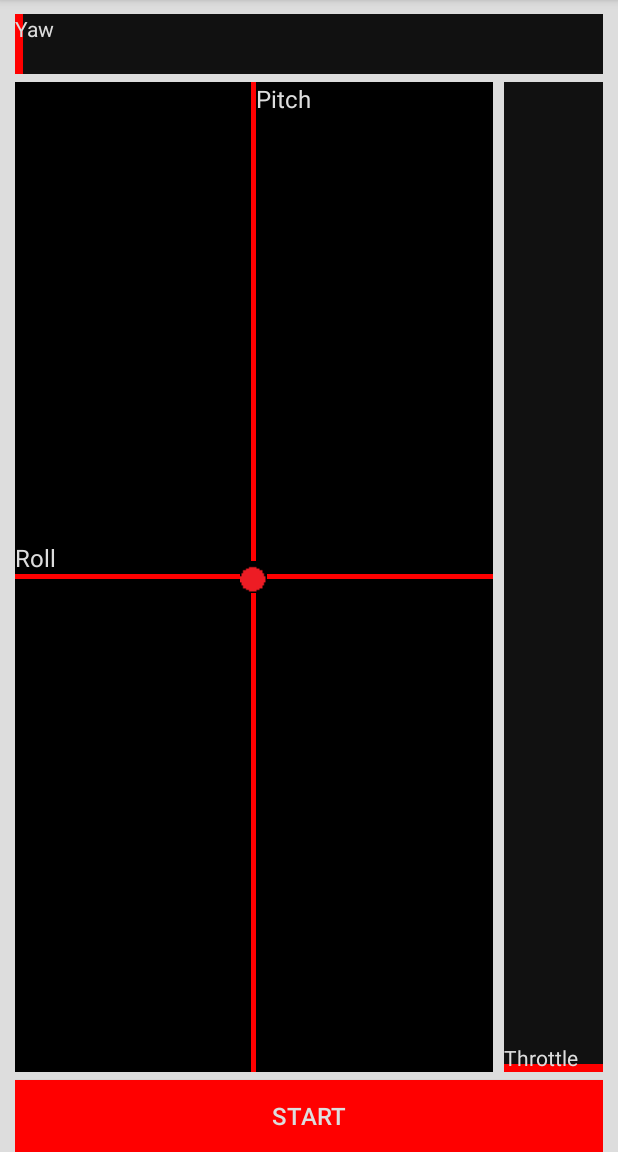
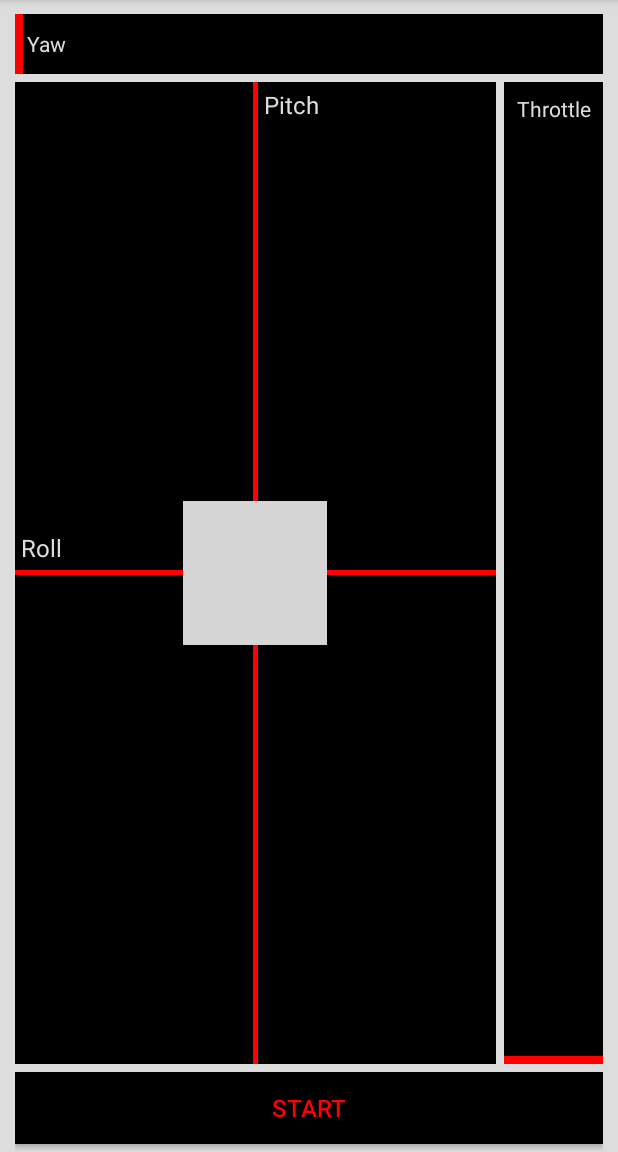
Before and after one commit to raiaan/PlaneGUI, an Android app: the screen it shows after launch (MainActivity), on a phone screen of 412 x 824 dp, the part 84-1236 px from its top. Run offline under Robolectric (Android 15) with nearby library versions, the phone set to English and light mode, and no system bars; libraries missing offline, so code that uses them is left out: com.felhr.usbserial; grey boxes are pictures that could not be loaded.

Commit message:
improving3

```diff
--- a/app/src/main/res/layout/content_main.xml
+++ b/app/src/main/res/layout/content_main.xml
@@ -24,23 +24,42 @@
                 android:orientation="horizontal"
                 android:layout_weight="1"
                 >
+
                 <RelativeLayout
+                    android:id="@+id/YawContainer"
                     android:layout_width="0dp"
                     android:layout_height="40dp"
                     android:layout_weight="1"
-                    android:id="@+id/YawContainer"
-                    android:background="#111">
+                    android:background="#000">
+
                     <View
+                        android:id="@+id/yawContent"
                         android:layout_width="5dp"
                         android:layout_height="match_parent"
                         android:layout_alignParentBottom="true"
-                        android:background="#FF0000"
-                        android:id="@+id/yawContent"/>
-                    <TextView android:layout_width="wrap_content"
+                        android:background="#FF0000" />
+
+                    <TextView
+                        android:id="@+id/yawValue"
+                        android:layout_width="match_parent"
                         android:layout_height="wrap_content"
+                        android:layout_centerVertical="true"
+                        android:layout_marginLeft="4dp"
+                        android:layout_marginRight="4dp"
+                        android:paddingLeft="4dp"
+                        android:paddingRight="4dp"
                         android:text="Yaw"
                         android:textColor="@color/lightGrey"
-                        android:id="@+id/yawValue"/>
+                        android:textSize="14sp" />
+
+                    <TextView
+                        android:id="@+id/textView"
+                        android:layout_width="wrap_content"
+                        android:layout_height="wrap_content"
+                        android:layout_centerVertical="true"
+                        android:layout_marginStart="37dp"
+                        android:layout_toEndOf="@+id/yawValue"
+                        android:text="gravity=&quot;center&quot;" />
                 </RelativeLayout>
             </LinearLayout>
         </TableRow>
@@ -54,14 +73,15 @@
                 android:id="@+id/rollAndPitch"
                 android:background="@color/black"
                 android:layout_marginTop="5dp"
-                android:layout_marginRight="2dp"
                 android:layout_weight="9">
                 <TextView
                     android:layout_width="wrap_content"
                     android:layout_height="wrap_content"
                     android:textColor="@color/lightGrey"
                     android:text="@string/roll"
-                    android:textSize="@dimen/roll_and_pitch_text_size"
+                    android:textSize="16sp"
+                    android:layout_marginBottom="4dp"
+                    android:paddingLeft="4dp"
                     android:layout_centerInParent="true"
                     android:layout_above="@+id/xAxis"
                     android:id="@+id/roll"
@@ -79,7 +99,9 @@
                     android:layout_toRightOf="@+id/yAxis"
                     android:id="@+id/pitch"
                     android:layout_centerInParent="true"
-                    android:textSize="@dimen/roll_and_pitch_text_size"
+                    android:textSize="16sp"
+                    android:paddingTop="4sp"
+                    android:layout_marginLeft="4dp"
                     android:textColor="@color/lightGrey"
                     android:text="@string/pitch"/>
                 <View
@@ -92,7 +114,7 @@
                     android:layout_width="wrap_content"
                     android:layout_height="wrap_content"
                     android:layout_centerInParent="true"
-                    android:src="@drawable/circle"
+                    android:src="@drawable/c"
                     android:id="@+id/point"/>
             </RelativeLayout>
             <LinearLayout
@@ -105,7 +127,7 @@
                     android:layout_marginTop="5dp"
                     android:layout_height="match_parent"
                     android:id="@+id/throttleContainer"
-                    android:background="#111"
+                    android:background="#000"
                     android:layout_marginLeft="5dp">
                 <View
                     android:layout_width="match_parent"
@@ -114,10 +136,15 @@
                     android:background="#FF0000"
                     android:id="@+id/throttleContent"/>
                     <TextView
-                        android:layout_width="wrap_content"
+                        android:layout_width="match_parent"
                         android:layout_height="wrap_content"
                         android:text="@string/throttle"
-                        android:layout_alignParentBottom="true"
+                        android:textSize="14sp"
+                        android:gravity="center"
+                        android:paddingTop="4dp"
+                        android:paddingBottom="4dp"
+                        android:layout_marginTop="4dp"
+                        android:layout_marginBottom="4dp"
                         android:textColor="@color/lightGrey"
                         android:id="@+id/throttleText"/>
                 </RelativeLayout>
@@ -131,9 +158,10 @@
         android:layout_width="match_parent"
         android:layout_height="wrap_content"
         android:layout_alignParentBottom="true"
-        android:background="@color/red"
+        android:background="#000"
         android:layout_marginTop="5dp"
-        android:textColor="@color/lightGrey"
+        android:layout_marginBottom="5dp"
+        android:textColor="@color/red"
         android:textSize="@dimen/roll_and_pitch_text_size"
         android:text="start"
         android:id="@+id/start"
```
Also changed, not shown: app/src/main/java/com/example/ryaan/plangui/MainActivity.java (+4 -4 lines), app/src/main/res/drawable/progress_vertical.xml (deleted, +0 -46 lines), app/src/main/res/drawable/seek_thumb.xml (deleted, +0 -18 lines), app/src/main/res/drawable/seek_thumb_wide.xml (deleted, +0 -18 lines), app/src/main/res/drawable/circle.png, app/src/main/res/drawable/seek_thumb_normal.png (deleted), app/src/main/res/drawable/seek_thumb_normal_wide.png (deleted), app/src/main/res/drawable/seek_thumb_pressed.png (deleted), app/src/main/res/drawable/seek_thumb_pressed_wide.png (deleted), app/src/main/res/drawable/seek_thumb_selected.png (deleted), app/src/main/res/drawable/seek_thumb_selected_wide.png (deleted).
